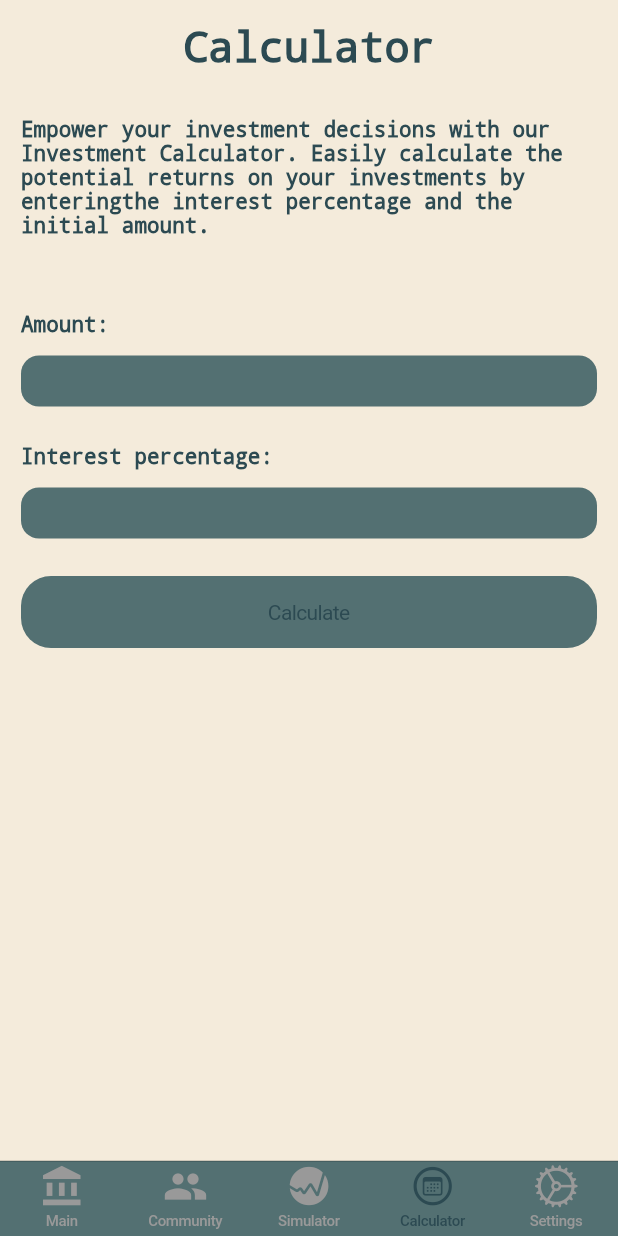
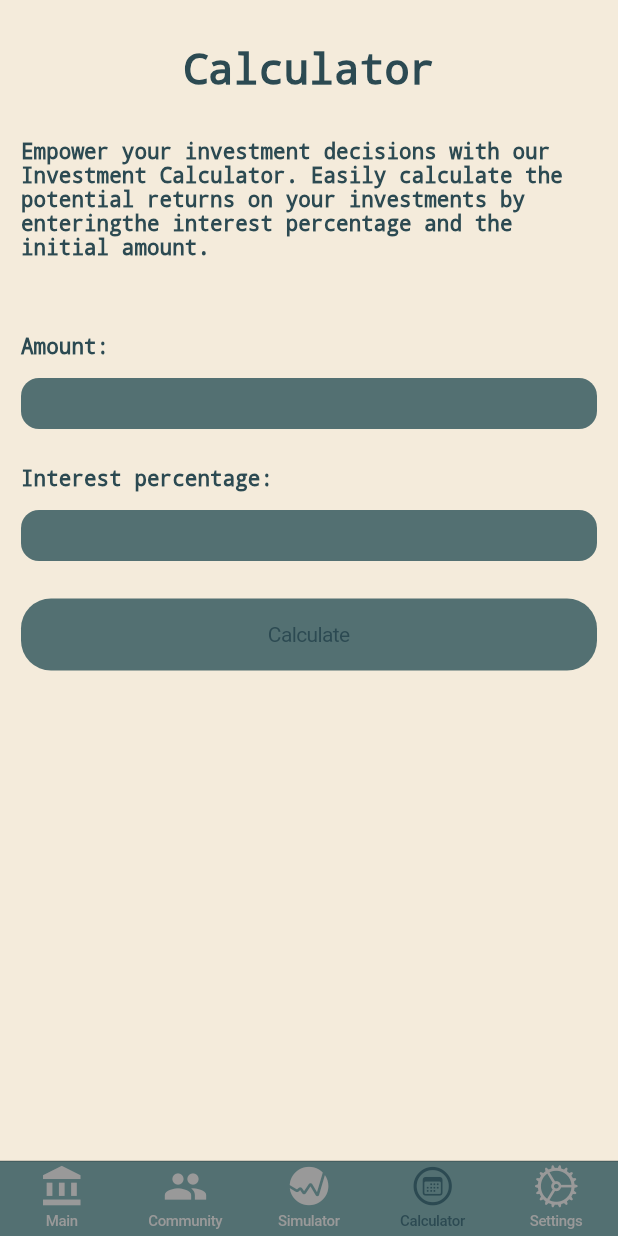
Before and after one commit to dadsparta/Test-Application, a Flutter app: the screen it shows after launch, item 4 of the bottom bar chosen, on a phone screen of 412 x 824 dp. Run offline on Flutter 3.47's test engine with Material 2 defaults, Android fonts, the phone set to English and light mode, and no system bars; our stand-ins replace firebase_core, firebase_remote_config, flutter_svg, getwidget, google_fonts; missing offline and left inert: flutter_inappwebview; accounts and stored records are empty; network calls fail.

Commit message:
last fix

```diff
--- a/testapplication/lib/pages/calculator_page/calculator_page_view.dart
+++ b/testapplication/lib/pages/calculator_page/calculator_page_view.dart
@@ -27,7 +27,7 @@ class _CalculatorPageViewState extends State<CalculatorPageView> {
           padding: const EdgeInsets.fromLTRB(14, 0, 14, 0),
           child: ListView(children: [
             const SizedBox(
-              height: 15,
+              height: 30,
             ),
             Align(
               alignment: Alignment.center,
--- a/testapplication/lib/pages/main_page/main_page_view.dart
+++ b/testapplication/lib/pages/main_page/main_page_view.dart
@@ -94,7 +94,7 @@ class _MainPageViewState extends State<MainPageView> {
                   const SizedBox(
                     width: 8,
                   ),
-                  WidgetMainScreen(title: 'Strike', subtitle: "1"),
+                  WidgetMainScreen(title: 'Strike:', subtitle: "1"),
                 ],
               ),
               const SizedBox(
```
